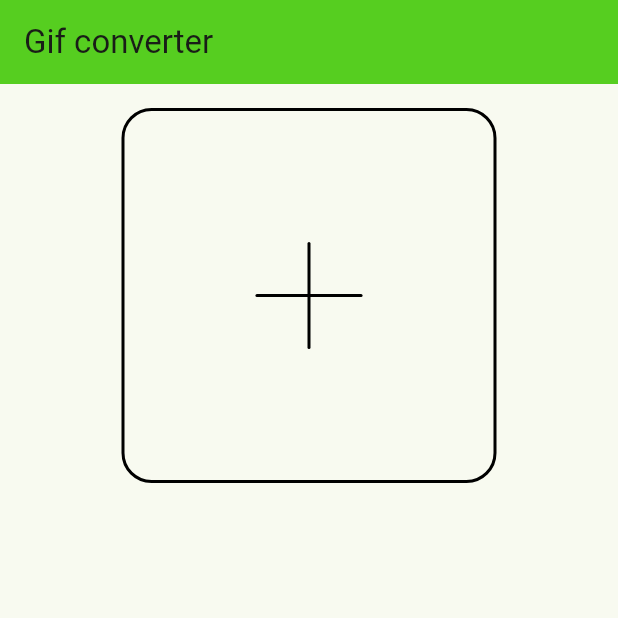
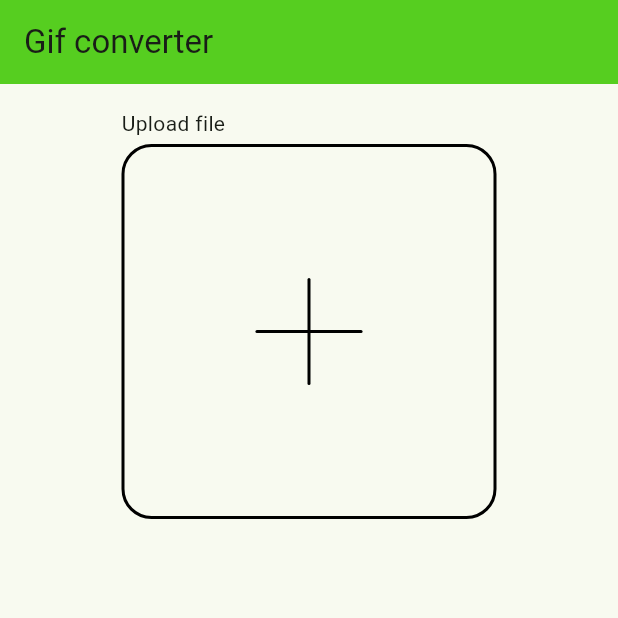
Before and after one commit to Buttergipfeli/gif_generator, a Flutter app: the screen it shows after launch, on a phone screen of 412 x 824 dp, the top half of it. Run offline on Flutter 3.47's test engine with Material 3 defaults, Android fonts, the light colour scheme and no system bars; drawn by our look-alikes of flutter_platform_widgets.

Commit message:
Add file upload rect

```diff
--- a/lib/features/home_screen/views/file_upload_field/file_upload_field.dart
+++ b/lib/features/home_screen/views/file_upload_field/file_upload_field.dart
@@ -1,15 +1,24 @@
 import 'package:flutter/material.dart';
 import 'package:gif_generator/features/home_screen/views/file_upload_field/file_upload_rect.dart';
+import 'package:gif_generator/generated/l10n.dart';
 
 class FileUploadField extends StatelessWidget {
+  static const double _spacing = 4.0;
+
   const FileUploadField({super.key});
 
   @override
   Widget build(BuildContext context) {
-    return const Column(
-      children: [
-        FileUploadRect(),
-      ],
+    final localizations = S.of(context);
+    return Center(
+      child: Column(
+        crossAxisAlignment: CrossAxisAlignment.start,
+        children: [
+          Text(localizations.fileUploadFieldFileUpload),
+          const SizedBox(height: _spacing),
+          const FileUploadRect(),
+        ],
+      ),
     );
   }
 }
--- a/lib/features/home_screen/views/file_upload_field/file_upload_rect.dart
+++ b/lib/features/home_screen/views/file_upload_field/file_upload_rect.dart
@@ -13,8 +13,7 @@ class FileUploadRect extends StatelessWidget {
 
   @override
   Widget build(BuildContext context) {
-    return Center(
-      child: LayoutBuilder(
+    return LayoutBuilder(
       builder: (context, constraints) {
         final theme = AppThemeWidget.of(context);
         final double size = constraints.maxWidth.clamp(_minSize, _maxSize);
@@ -39,7 +38,6 @@ class FileUploadRect extends StatelessWidget {
           ),
         );
       },
-      ),
     );
   }
 }
--- a/lib/l10n/intl_de.arb
+++ b/lib/l10n/intl_de.arb
@@ -1,4 +1,5 @@
 {
   "appTitle": "Gif Konvertierer",
-  "homeScreenTitle": "Gif Konvertierer"
+  "homeScreenTitle": "Gif Konvertierer",
+  "fileUploadFieldFileUpload": "Datei hochladen"
 }
--- a/lib/l10n/intl_en.arb
+++ b/lib/l10n/intl_en.arb
@@ -1,4 +1,5 @@
 {
   "appTitle": "Gif converter",
-  "homeScreenTitle": "Gif converter"
+  "homeScreenTitle": "Gif converter",
+  "fileUploadFieldFileUpload": "Upload file"
 }
--- a/lib/resources/colors/app_theme.dart
+++ b/lib/resources/colors/app_theme.dart
@@ -29,6 +29,7 @@ class AppTheme {
         adaptiveContrast = AppColors.darkAdaptiveContrast;
 
   static AppTheme theme(BuildContext context) {
-    return Theme.of(context).brightness == Brightness.light ? AppTheme.light : AppTheme.dark;
+    final brightness = MediaQuery.of(context).platformBrightness;
+    return brightness == Brightness.light ? AppTheme.light : AppTheme.dark;
   }
 }
```
Also changed, not shown: lib/generated/intl/messages_de.dart, lib/generated/intl/messages_en.dart, lib/generated/l10n.dart. Lines whose indentation alone changed are shown as unchanged.
